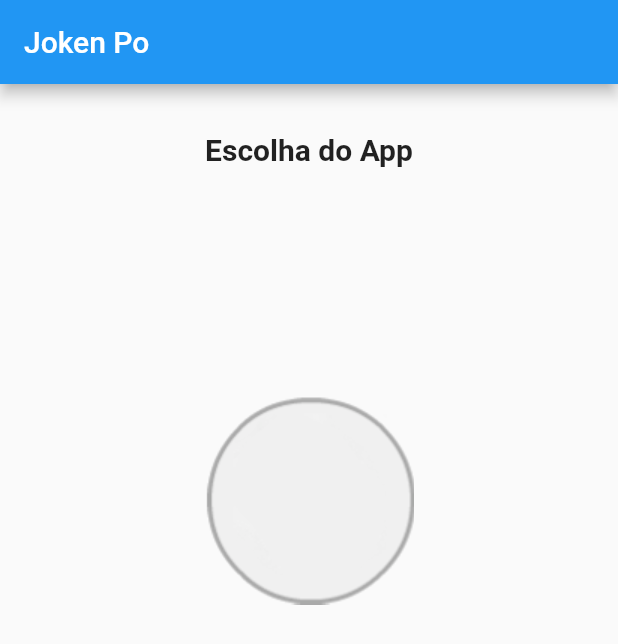
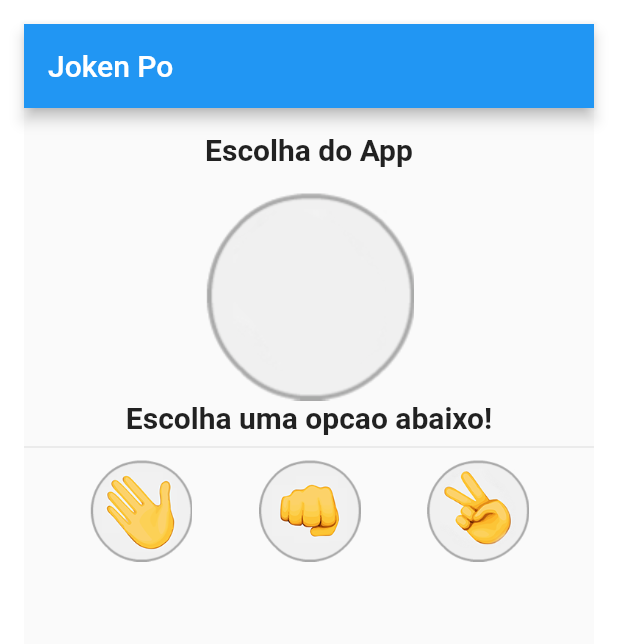
Before and after one commit to brunopfsilva/joken_po, a Flutter app: the screen it shows after launch, on a phone screen of 412 x 824 dp. Shown: the top 644 px of the screen. Run offline on Flutter 3.47's test engine with Material 2 defaults, Android fonts, the phone set to English and light mode, and no system bars.

Commit message:
App conluido

```diff
--- a/lib/main.dart
+++ b/lib/main.dart
@@ -5,7 +5,7 @@ void main ( ) {
 
   runApp(MaterialApp(
 
-    home: Game(),
+    home: Container(padding: EdgeInsets.all(16.0),child: Game()),
     debugShowCheckedModeBanner: false,
 
   ));
--- a/lib/pages/game.dart
+++ b/lib/pages/game.dart
@@ -8,28 +8,171 @@ class Game extends StatefulWidget {
 }
 
 class _GameState extends State<Game> {
+
+
+  var _imageApp =  AssetImage("images/padrao.png");
+  var _mensagem = "Escolha uma opcao abaixo!";
+
+
+  void _opcaoSelecionada (String escolhausuario){
+
+
+    var opcoes = ["pedra","papel","tesoura"];
+    var numero = Random().nextInt(opcoes.length);
+    var escolhaApp = opcoes[numero];
+
+    print("Escolha do App: " + escolhaApp);
+    print("Escolha do Usuario: " + escolhausuario);
+
+
+    //escolha do app
+    switch ( escolhaApp ){
+      case "pedra" :
+        setState(() {
+          this._imageApp = AssetImage("images/pedra.png");
+        });
+      break;
+      case "papel" :
+        setState(() {
+          this._imageApp = AssetImage("images/papel.png");
+        });
+        break;
+      case "tesoura" :
+        setState(() {
+          this._imageApp = AssetImage("images/tesoura.png");
+        });
+        break;
+
+    }
+
+
+    //validacao do ganhador
+
+    if(
+
+        (escolhausuario == "pedra" && escolhaApp == "tesoura") ||
+        (escolhausuario == "tesoura" && escolhaApp == "papel") ||
+        (escolhausuario == "papel" && escolhaApp == "pedra")
+
+
+    ){
+
+      //message
+      setState(() {
+        this._mensagem = "Parabéns!!! Você ganhou :)";
+      });
+
+    }
+    else if(
+
+    (escolhaApp == "pedra" && escolhausuario == "tesoura") ||
+        (escolhaApp == "tesoura" && escolhausuario == "papel") ||
+        (escolhaApp == "papel" && escolhausuario == "pedra")
+
+    ){
+
+      //message
+      setState(() {
+        this._mensagem = "!!! Você perdeu :(";
+      });
+    }else {
+      setState(() {
+        this._mensagem = "Empatou ;)";
+      });
+    }
+
+
+
+
+
+  }
+
   @override
   Widget build(BuildContext context) {
     return Scaffold(
       appBar: AppBar(
         title: Text("Joken Po"),
       ),
-      body: Column(
-        crossAxisAlignment: CrossAxisAlignment.stretch,
+      body: SingleChildScrollView(child:
+      Column(
+        crossAxisAlignment: CrossAxisAlignment.center,
         children: <Widget>[
+
+
+
           Padding(
-            padding: EdgeInsets.only(top: 32,bottom: 16.0),
-            child: Text(
-              "Escolha do App",
-              textAlign: TextAlign.center,
-              style: TextStyle(fontSize: 20,
-              fontWeight: FontWeight.bold
+            padding: EdgeInsets.all(16.0),
+            child: textApp("Escolha do App"),
+          ),
+          Image(image: this._imageApp,),
+
+          /*  GestureDetector(
+            child: Image.asset("images/padrao.png"),
+
+            onTap: (){
+              print("imagem clicada");
+            },
+            onDoubleTap: (){
+              print("imagem clicada");
+            },
+
+          )*/
+          textApp(this._mensagem),
+          Divider(),
+          Row(
+
+            mainAxisAlignment: MainAxisAlignment.spaceEvenly,
+            children: <Widget>[
+
+              GestureDetector(
+                onTap: () => _opcaoSelecionada("papel"),
+                child: Image.asset(
+                  "images/papel.png",
+                  width: MediaQuery.of(context).size.width/6,
+                  fit: BoxFit.fitWidth,
+                ),
               ),
-            ),
+
+              GestureDetector(
+                onTap: () => _opcaoSelecionada("pedra"),
+                child: Image.asset(
+                  "images/pedra.png",
+                  width: MediaQuery.of(context).size.width/6,
+                  fit: BoxFit.fitWidth,
+                ),
+              ),
+
+              GestureDetector(
+                onTap: () => _opcaoSelecionada("tesoura"),
+                child: Image.asset(
+                  "images/tesoura.png",
+                  width: MediaQuery.of(context).size.width/6,
+                  fit: BoxFit.fitWidth,
+                ),
+              ),
+
+           /*   Image.asset(
+                  "images/papel.png",
+                  width: MediaQuery.of(context).size.width/6,
+                  fit: BoxFit.fitWidth,
+              ),
+              Image.asset(
+                  "images/pedra.png",
+                  width: MediaQuery.of(context).size.width/6,
+                  fit: BoxFit.fitWidth
+              ),
+              Image.asset(
+                  "images/tesoura.png",
+                  width: MediaQuery.of(context).size.width/6,
+                  fit: BoxFit.fitWidth
+              ),
+
+              */
+
+            ],
           ),
-          Image.asset("images/padrao.png"),
         ],
-      ),
+      ),)
     );
   }
 }
--- a/lib/utils/imports.dart
+++ b/lib/utils/imports.dart
@@ -4,3 +4,7 @@ library imports;
 export 'package:flutter/material.dart';
 
 export 'package:joken_po/pages/game.dart';
+
+export 'package:joken_po/widgets/widget.dart';
+
+export 'dart:math';
--- /dev/null
+++ b/lib/widgets/widget.dart
@@ -0,0 +1,27 @@
+import 'package:joken_po/utils/imports.dart';
+
+
+class textApp extends StatelessWidget {
+
+  String text;
+
+
+  textApp(this.text);
+
+  Widget build (BuildContext context) {
+
+
+
+    return new Text(
+      text,
+
+      textAlign: TextAlign.center,
+      style: TextStyle(fontSize: 20,
+          fontWeight: FontWeight.bold
+      ),
+    );
+
+
+  }
+
+}
```
